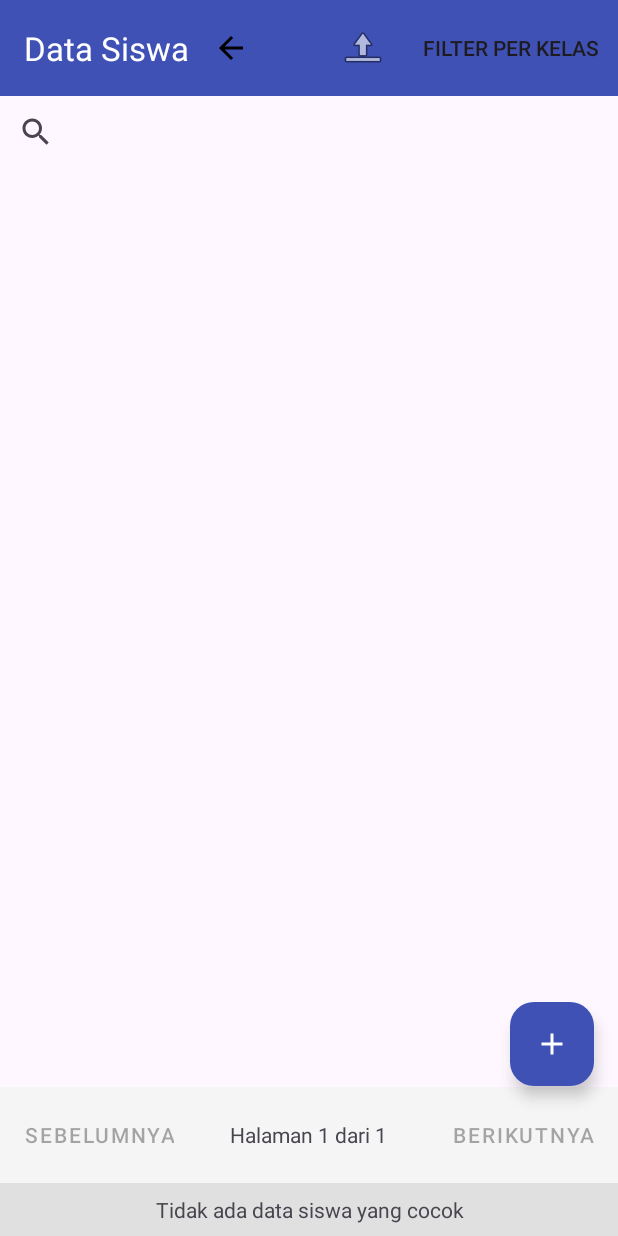
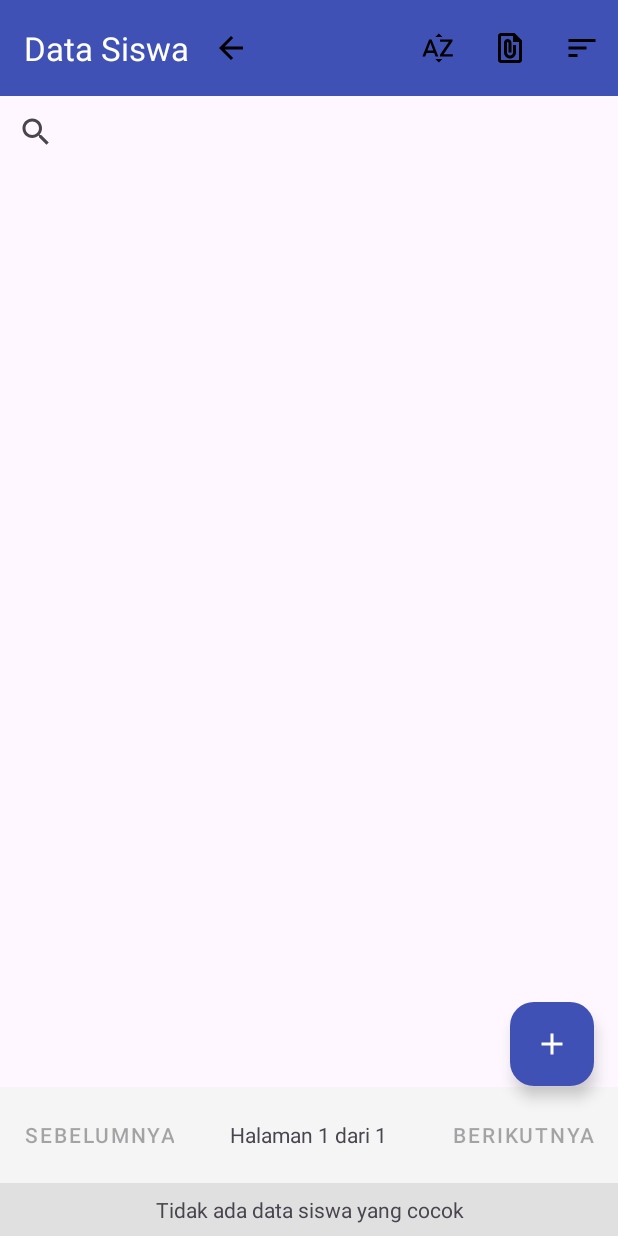
Before and after one commit to FrankStein31/Poin-Pelanggaran-Siswa, an Android app: the DataSiswaActivity screen opened directly, with no data from a screen before it, on a phone screen of 412 x 824 dp. Run offline under Robolectric (Android 15) with nearby library versions, the phone set to English and light mode, and no system bars; our stand-ins replace CircleImageView, Firebase (no records; nobody signed in at launch, a user with empty details on screens opened directly); libraries missing offline, so code that uses them is left out: org.apache.poi; pictures from the network do not load.

Commit message:
===================== ===REVISI SIDANG 2=== ===================== DONE - user guru BK | pada bagian nomer hp siswa dan ortu, buat ada minimum 11 dan maximum 13 DONE - user guru BK | pada saat membuat jadwal guru, jika pada tanggal atau hari tersebut sudah ada guru yang mengisi dan di simpan, maka pada tanggal atau hari yang sudah terisi itu tidak bisa di klik, atau di lock DONE - semua user | diagram batang harus jelas, ada legend sepertu warna ini artinya apa, warna lain artinya apa, beri penjelasannya DONE - user guru BK | pada list data siswa, guru piket, buat ada order by ascending atau descending

```diff
--- a/app/src/main/java/fidya/ardani/la/TambahJadwalPiketActivity.kt
+++ b/app/src/main/java/fidya/ardani/la/TambahJadwalPiketActivity.kt
@@ -145,6 +145,9 @@ class TambahJadwalPiketActivity : AppCompatActivity() {
                 if (guruIndex != -1) {
                     spinner.setSelection(guruIndex + 1)
                 }
+                // Nonaktifkan spinner jika sudah ada jadwal
+                spinner.isEnabled = false
+                tvNamaHari.setTextColor(resources.getColor(android.R.color.darker_gray))
 
                 if (!isJamPiketFilled) {
                     db.collection("jadwal_piket").document(jadwalHariIni.docId).get().addOnSuccessListener {
--- /dev/null
+++ b/app/src/main/res/drawable/ic_add.xml
@@ -0,0 +1,5 @@
+<vector xmlns:android="http://schemas.android.com/apk/res/android" android:height="24dp" android:tint="#000000" android:viewportHeight="24" android:viewportWidth="24" android:width="24dp">
+
+    <path android:fillColor="@android:color/white" android:pathData="M19,13h-6v6h-2v-6H5v-2h6V5h2v6h6v2z"/>
+
+</vector>
--- /dev/null
+++ b/app/src/main/res/drawable/ic_excel.xml
@@ -0,0 +1,5 @@
+<vector xmlns:android="http://schemas.android.com/apk/res/android" android:height="24dp" android:tint="#000000" android:viewportHeight="24" android:viewportWidth="24" android:width="24dp">
+
+    <path android:fillColor="@android:color/white" android:pathData="M15,2L6,2c-1.1,0 -2,0.9 -2,2v16c0,1.1 0.9,2 2,2h12c1.1,0 2,-0.9 2,-2L20,7l-5,-5zM6,20L6,4h8v4h4v12L6,20zM16,10v5c0,2.21 -1.79,4 -4,4s-4,-1.79 -4,-4L8,8.5c0,-1.47 1.26,-2.64 2.76,-2.49 1.3,0.13 2.24,1.32 2.24,2.63L13,15h-2L11,8.5c0,-0.28 -0.22,-0.5 -0.5,-0.5s-0.5,0.22 -0.5,0.5L10,15c0,1.1 0.9,2 2,2s2,-0.9 2,-2v-5h2z"/>
+
+</vector>
--- /dev/null
+++ b/app/src/main/res/drawable/ic_sort.xml
@@ -0,0 +1,5 @@
+<vector xmlns:android="http://schemas.android.com/apk/res/android" android:autoMirrored="true" android:height="24dp" android:tint="#000000" android:viewportHeight="24" android:viewportWidth="24" android:width="24dp">
+
+    <path android:fillColor="@android:color/white" android:pathData="M3,18h6v-2L3,16v2zM3,6v2h18L21,6L3,6zM3,13h12v-2L3,11v2z"/>
+
+</vector>
--- /dev/null
+++ b/app/src/main/res/drawable/ic_sort_asc.xml
@@ -0,0 +1,5 @@
+<vector xmlns:android="http://schemas.android.com/apk/res/android" android:height="24dp" android:tint="#000000" android:viewportHeight="24" android:viewportWidth="24" android:width="24dp">
+
+    <path android:fillColor="@android:color/white" android:pathData="M14.94,4.66h-4.72l2.36,-2.36zM10.25,19.37h4.66l-2.33,2.33zM6.1,6.27L1.6,17.73h1.84l0.92,-2.45h5.11l0.92,2.45h1.84L7.74,6.27L6.1,6.27zM4.97,13.64l1.94,-5.18 1.94,5.18L4.97,13.64zM15.73,16.14h6.12v1.59h-8.53v-1.29l5.92,-8.56h-5.88v-1.6h8.3v1.26l-5.93,8.6z"/>
+
+</vector>
--- a/app/src/main/res/menu/menu_filter.xml
+++ b/app/src/main/res/menu/menu_filter.xml
@@ -1,28 +1,32 @@
 <?xml version="1.0" encoding="utf-8"?>
 <menu xmlns:android="http://schemas.android.com/apk/res/android"
     xmlns:app="http://schemas.android.com/apk/res-auto">
+
+    <item
+        android:id="@+id/action_sort"
+        android:icon="@drawable/ic_sort_asc"
+        android:title="Urutkan"
+        app:showAsAction="always"/>
+
     <item
         android:id="@+id/action_import_excel"
-        android:title="Import dari Excel"
-        android:icon="@android:drawable/ic_menu_upload"
-        app:showAsAction="ifRoom" />
-    <item
-        android:id="@+id/menu_filter_title"
-        android:title="Filter per Kelas"
-        app:showAsAction="ifRoom|withText">
+        android:icon="@drawable/ic_excel"
+        android:title="Import Excel"
+        app:showAsAction="always"/>
+
+    <item android:id="@+id/menu_filter"
+        android:title="Filter Kelas"
+        android:icon="@drawable/ic_sort"
+        app:showAsAction="always">
         <menu>
-            <item
-                android:id="@+id/filter_semua"
-                android:title="Tampilkan Semua"/>
-            <item
-                android:id="@+id/filter_kelas_x"
-                android:title="Kelas X" />
-            <item
-                android:id="@+id/filter_kelas_xi"
-                android:title="Kelas XI" />
-            <item
-                android:id="@+id/filter_kelas_xii"
-                android:title="Kelas XII" />
+            <item android:id="@+id/filter_semua"
+                android:title="Semua Kelas"/>
+            <item android:id="@+id/filter_x"
+                android:title="Kelas X"/>
+            <item android:id="@+id/filter_xi"
+                android:title="Kelas XI"/>
+            <item android:id="@+id/filter_xii"
+                android:title="Kelas XII"/>
         </menu>
     </item>
 </menu>
```
Also changed, not shown: app/src/main/java/fidya/ardani/la/DataGuruPiketActivity.kt (+22 -6 lines), app/src/main/java/fidya/ardani/la/DataSiswaActivity.kt (+11 -5 lines), app/src/main/java/fidya/ardani/la/EditDataSiswaActivity.kt (+17 -0 lines), app/src/main/java/fidya/ardani/la/RiwayatLaporanActivity.kt (+32 -9 lines), app/src/main/java/fidya/ardani/la/TambahDataSiswaActivity.kt (+17 -0 lines), app/src/main/res/layout/activity_data_guru.xml (+18 -32 lines), app/src/main/res/menu/menu_guru.xml (added, +11 -0 lines).
